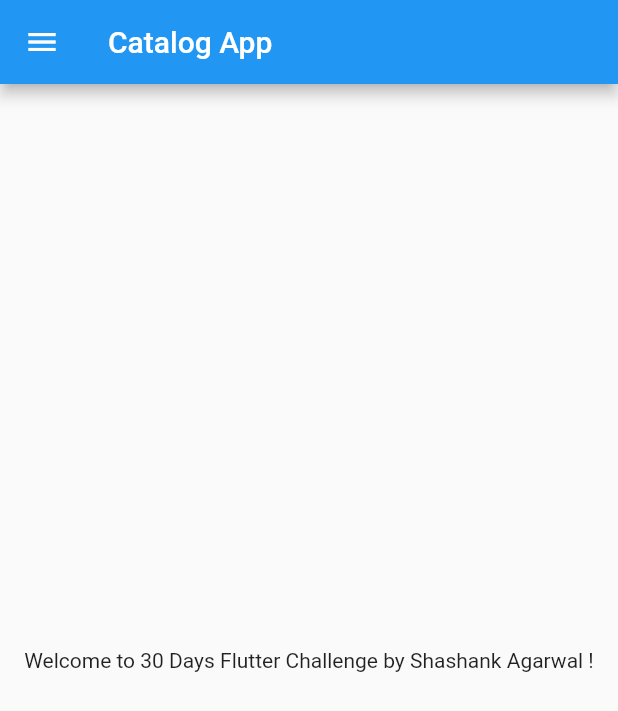
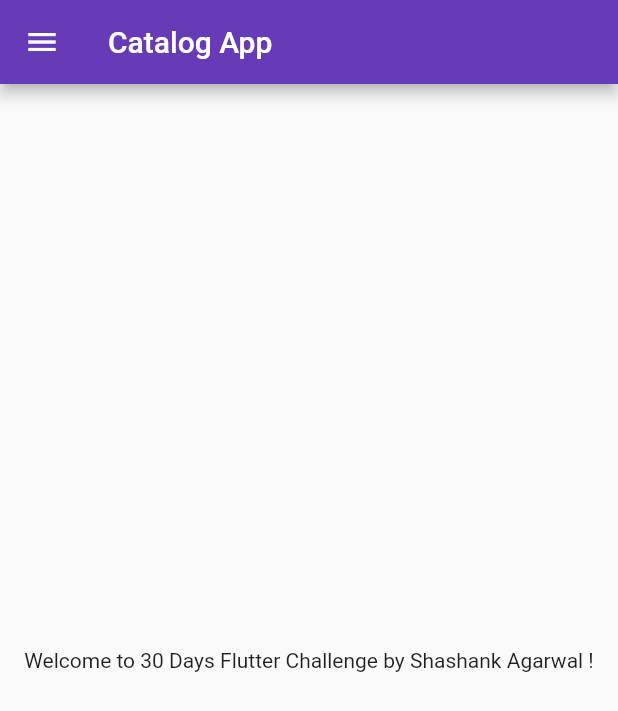
Before and after one commit to ShashankAgarwal77/30DaysOfFlutter, a Flutter app: the screen it shows after launch, on a phone screen of 412 x 824 dp. Shown: the top 711 px of the screen. Run offline on Flutter 3.47's test engine with Material 2 defaults, Android fonts, the phone set to English and light mode, and no system bars.

Commit message:
Day 03 Completed

```diff
--- a/lib/main.dart
+++ b/lib/main.dart
@@ -1,6 +1,6 @@
 import 'package:flutter/material.dart';
-
-import 'home_page.dart';
+import 'pages/home_page.dart';
+import 'pages/login_page.dart';
 
 void main() {
   runApp(MyApp());
@@ -10,7 +10,17 @@ class MyApp extends StatelessWidget {
   @override
   Widget build(BuildContext context) {
     return MaterialApp(
-      home: HomePage(),
+      themeMode: ThemeMode.light,
+      theme: ThemeData(primarySwatch: Colors.deepPurple),
+      darkTheme: ThemeData(
+        brightness: Brightness.dark,
+      ),
+      initialRoute: "/home",
+      routes: {
+        "/": (context) => LoginPage(),
+        "/home": (context) => HomePage(),
+        "/login": (context) => LoginPage()
+      },
     );
   }
 }
```
Also changed, not shown: lib/pages/login_page.dart (added, +19 -0 lines), lib/pages/home_page.dart (renamed from lib/home_page.dart).
